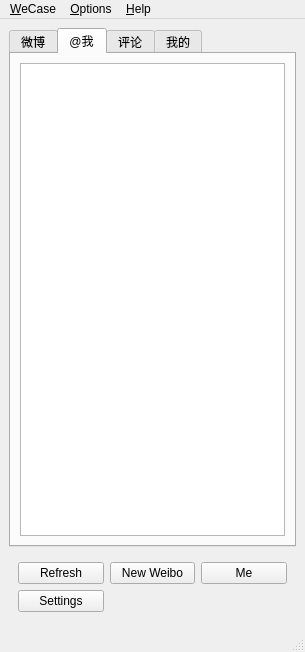
Above: ui/MainWindow.ui from WeCase/WeCase before the change. Below: the same form after it.
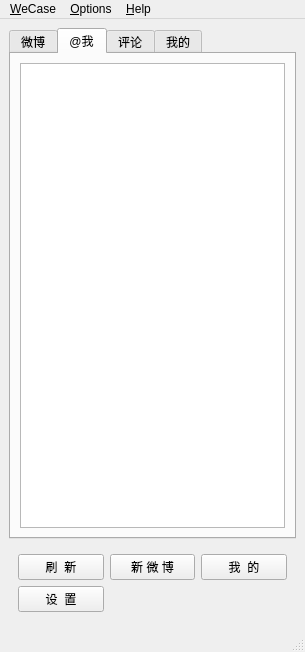
That is the form after the change. The open tabs and pages were chosen to show the change. Icons and pictures are not drawn.

Commit message: 改变一些细节问题

```diff
--- a/ui/MainWindow.ui
+++ b/ui/MainWindow.ui
@@ -104,28 +104,28 @@
        <item row="0" column="2">
         <widget class="QPushButton" name="pushButton_me">
          <property name="text">
-          <string>Me</string>
+          <string>我  的</string>
          </property>
         </widget>
        </item>
        <item row="0" column="0">
         <widget class="QPushButton" name="pushButton_refresh">
          <property name="text">
-          <string>Refresh</string>
+          <string>刷  新</string>
          </property>
         </widget>
        </item>
        <item row="0" column="1">
         <widget class="QPushButton" name="pushButton_new">
          <property name="text">
-          <string>New Weibo</string>
+          <string>新 微 博</string>
          </property>
         </widget>
        </item>
        <item row="1" column="0">
         <widget class="QPushButton" name="pushButton_settings">
          <property name="text">
-          <string>Settings</string>
+          <string>设  置</string>
          </property>
         </widget>
        </item>
```
Left out of the diff: 17 changed lines with no effect on the pictures.
